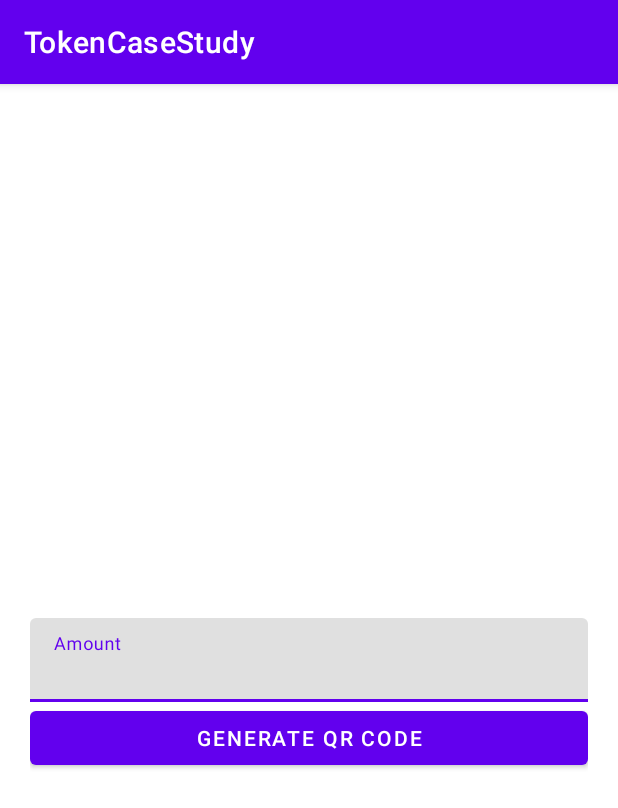
After one commit to forumber/TokenCaseStudy, an Android app: the POSActivity screen opened directly, with no data from a screen before it, on a phone screen of 412 x 824 dp. The commit adds this screen. Shown: the top 808 px of the screen. Run offline under Robolectric (Android 15) with nearby library versions, the phone set to English and light mode, and no system bars.

Commit message:
Add POS activity and a test method for server connection

```diff
--- a/app/src/main/AndroidManifest.xml
+++ b/app/src/main/AndroidManifest.xml
@@ -11,6 +11,9 @@
         android:roundIcon="@mipmap/ic_launcher_round"
         android:supportsRtl="true"
         android:theme="@style/Theme.TokenCaseStudy">
+        <activity
+            android:name=".POSActivity"
+            android:exported="false" />
         <activity
             android:name=".ProfileActivity"
             android:exported="false" />
--- a/app/src/main/java/com/forumber/tokencasestudy/LoginActivity.kt
+++ b/app/src/main/java/com/forumber/tokencasestudy/LoginActivity.kt
@@ -18,5 +18,9 @@ class LoginActivity : AppCompatActivity() {
         binding.buttonRegister.setOnClickListener{
             startActivity(Intent(this, SignUpActivity::class.java))
         }
+
+        binding.buttonGoToPOS.setOnClickListener{
+            startActivity(Intent(this, POSActivity::class.java))
+        }
     }
 }
--- /dev/null
+++ b/app/src/main/java/com/forumber/tokencasestudy/POSActivity.kt
@@ -0,0 +1,22 @@
+package com.forumber.tokencasestudy
+
+import androidx.appcompat.app.AppCompatActivity
+import android.os.Bundle
+import com.forumber.tokencasestudy.databinding.ActivityLoginBinding
+import com.forumber.tokencasestudy.databinding.ActivityPosactivityBinding
+
+class POSActivity : AppCompatActivity() {
+
+    private lateinit var binding: ActivityPosactivityBinding
+
+    override fun onCreate(savedInstanceState: Bundle?) {
+        super.onCreate(savedInstanceState)
+        binding = ActivityPosactivityBinding.inflate(layoutInflater)
+
+        setContentView(binding.root)
+
+        binding.buttonGenerateQRCode.setOnClickListener {
+            QSYAPI.sendRequest("{\"totalReceiptAmount\": 100}")
+        }
+    }
+}
--- /dev/null
+++ b/app/src/main/res/layout/activity_posactivity.xml
@@ -0,0 +1,32 @@
+<?xml version="1.0" encoding="utf-8"?>
+<RelativeLayout xmlns:android="http://schemas.android.com/apk/res/android"
+    xmlns:tools="http://schemas.android.com/tools"
+    android:layout_width="match_parent"
+    android:layout_height="match_parent"
+    android:padding="20dp"
+    tools:context=".POSActivity">
+
+    <com.google.android.material.textfield.TextInputLayout
+        android:id="@+id/inputAmountField"
+        android:layout_width="match_parent"
+        android:layout_height="wrap_content"
+        android:layout_centerInParent="true">
+
+        <EditText
+            android:id="@+id/inputAmount"
+            android:layout_width="match_parent"
+            android:layout_height="wrap_content"
+            android:inputType="numberDecimal"
+            android:hint="@string/amount"
+            tools:ignore="Autofill" />
+
+    </com.google.android.material.textfield.TextInputLayout>
+
+    <Button
+        android:id="@+id/buttonGenerateQRCode"
+        android:layout_width="match_parent"
+        android:layout_height="wrap_content"
+        android:layout_below="@+id/inputAmountField"
+        android:text="@string/generate_qr_code"/>
+
+</RelativeLayout>
--- a/app/src/main/res/values/strings.xml
+++ b/app/src/main/res/values/strings.xml
@@ -7,4 +7,7 @@
     <string name="registerButton">Register</string>
     <string name="titleRegister">Register</string>
     <string name="you_are_logged_in_as">You are logged in as</string>
+    <string name="go_to_pos">Go To POS</string>
+    <string name="amount">Amount</string>
+    <string name="generate_qr_code">Generate QR Code</string>
 </resources>
```
Also changed, not shown: app/src/main/java/com/forumber/tokencasestudy/QSYAPI.kt (added, +101 -0 lines), app/src/main/res/layout/activity_login.xml (+10 -0 lines).
